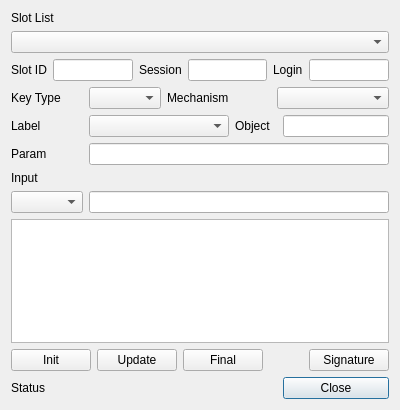
The window that CryptokiMan/sign_dlg.ui (jykim74/CryptokiMan) describes before a commit, drawn with Qt 5.
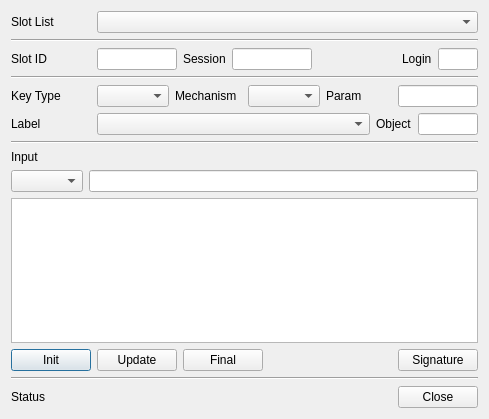
The same window after the commit.

```diff
--- a/CryptokiMan/sign_dlg.ui
+++ b/CryptokiMan/sign_dlg.ui
@@ -6,79 +6,275 @@
    <rect>
     <x>0</x>
     <y>0</y>
-    <width>400</width>
-    <height>410</height>
+    <width>489</width>
+    <height>419</height>
    </rect>
   </property>
   <property name="windowTitle">
    <string>Sign</string>
   </property>
-  <layout class="QGridLayout" name="gridLayout">
-   <item row="4" column="1" colspan="2">
-    <widget class="QComboBox" name="mLabelCombo"/>
+  <layout class="QVBoxLayout" name="verticalLayout">
+   <item>
+    <layout class="QGridLayout" name="gridLayout">
+     <property name="topMargin">
+      <number>0</number>
+     </property>
+     <item row="0" column="0">
+      <widget class="QLabel" name="label">
+       <property name="minimumSize">
+        <size>
+         <width>80</width>
+         <height>0</height>
+        </size>
+       </property>
+       <property name="text">
+        <string>Slot List</string>
+       </property>
+      </widget>
+     </item>
+     <item row="0" column="1">
+      <widget class="QComboBox" name="mSlotsCombo">
+       <property name="sizePolicy">
+        <sizepolicy hsizetype="Preferred" vsizetype="Fixed">
+         <horstretch>1</horstretch>
+         <verstretch>0</verstretch>
+        </sizepolicy>
+       </property>
+      </widget>
+     </item>
+    </layout>
    </item>
-   <item row="1" column="0" colspan="6">
-    <widget class="QComboBox" name="mSlotsCombo"/>
-   </item>
-   <item row="4" column="5">
-    <widget class="QLineEdit" name="mObjectText"/>
-   </item>
-   <item row="3" column="0">
-    <widget class="QLabel" name="label_3">
-     <property name="text">
-      <string>Key Type</string>
+   <item>
+    <widget class="Line" name="line">
+     <property name="orientation">
+      <enum>Qt::Horizontal</enum>
      </property>
     </widget>
    </item>
-   <item row="9" column="0" colspan="6">
-    <widget class="QTextBrowser" name="mOutputText"/>
+   <item>
+    <layout class="QHBoxLayout" name="horizontalLayout">
+     <property name="bottomMargin">
+      <number>0</number>
+     </property>
+     <item>
+      <widget class="QLabel" name="label_8">
+       <property name="minimumSize">
+        <size>
+         <width>80</width>
+         <height>0</height>
+        </size>
+       </property>
+       <property name="text">
+        <string>Slot ID</string>
+       </property>
+      </widget>
+     </item>
+     <item>
+      <widget class="QLineEdit" name="mSlotIDText">
+       <property name="maximumSize">
+        <size>
+         <width>80</width>
+         <height>16777215</height>
+        </size>
+       </property>
+      </widget>
+     </item>
+     <item>
+      <widget class="QLabel" name="label_9">
+       <property name="text">
+        <string>Session</string>
+       </property>
+      </widget>
+     </item>
+     <item>
+      <widget class="QLineEdit" name="mSessionText">
+       <property name="maximumSize">
+        <size>
+         <width>80</width>
+         <height>16777215</height>
+        </size>
+       </property>
+      </widget>
+     </item>
+     <item>
+      <spacer name="horizontalSpacer_3">
+       <property name="orientation">
+        <enum>Qt::Horizontal</enum>
+       </property>
+       <property name="sizeHint" stdset="0">
+        <size>
+         <width>40</width>
+         <height>20</height>
+        </size>
+       </property>
+      </spacer>
+     </item>
+     <item>
+      <widget class="QLabel" name="label_10">
+       <property name="text">
+        <string>Login</string>
+       </property>
+      </widget>
+     </item>
+     <item>
+      <widget class="QLineEdit" name="mLoginText">
+       <property name="maximumSize">
+        <size>
+         <width>40</width>
+         <height>16777215</height>
+        </size>
+       </property>
+      </widget>
+     </item>
+    </layout>
    </item>
-   <item row="4" column="0">
-    <widget class="QLabel" name="label_2">
-     <property name="text">
-      <string>Label</string>
+   <item>
+    <widget class="Line" name="line_2">
+     <property name="orientation">
+      <enum>Qt::Horizontal</enum>
      </property>
     </widget>
    </item>
-   <item row="0" column="0" colspan="2">
-    <widget class="QLabel" name="label">
-     <property name="text">
-      <string>Slot List</string>
+   <item>
+    <layout class="QGridLayout" name="gridLayout_2">
+     <property name="topMargin">
+      <number>0</number>
      </property>
-    </widget>
+     <item row="0" column="2">
+      <widget class="QLabel" name="label_4">
+       <property name="text">
+        <string>Mechanism</string>
+       </property>
+      </widget>
+     </item>
+     <item row="0" column="1">
+      <widget class="QComboBox" name="mKeyTypeCombo"/>
+     </item>
+     <item row="0" column="3">
+      <widget class="QComboBox" name="mMechCombo"/>
+     </item>
+     <item row="0" column="4">
+      <widget class="QLabel" name="label_7">
+       <property name="text">
+        <string>Param</string>
+       </property>
+      </widget>
+     </item>
+     <item row="0" column="0">
+      <widget class="QLabel" name="label_3">
+       <property name="minimumSize">
+        <size>
+         <width>80</width>
+         <height>0</height>
+        </size>
+       </property>
+       <property name="maximumSize">
+        <size>
+         <width>80</width>
+         <height>16777215</height>
+        </size>
+       </property>
+       <property name="text">
+        <string>Key Type</string>
+       </property>
+      </widget>
+     </item>
+     <item row="0" column="5">
+      <widget class="QLineEdit" name="mParamText">
+       <property name="maximumSize">
+        <size>
+         <width>80</width>
+         <height>16777215</height>
+        </size>
+       </property>
+      </widget>
+     </item>
+    </layout>
    </item>
-   <item row="4" column="3">
-    <widget class="QLabel" name="label_6">
-     <property name="text">
-      <string>Object</string>
+   <item>
+    <layout class="QGridLayout" name="gridLayout_3">
+     <property name="topMargin">
+      <number>0</number>
      </property>
-    </widget>
+     <item row="0" column="2">
+      <widget class="QLabel" name="label_6">
+       <property name="text">
+        <string>Object</string>
+       </property>
+      </widget>
+     </item>
+     <item row="0" column="1">
+      <widget class="QComboBox" name="mLabelCombo">
+       <property name="sizePolicy">
+        <sizepolicy hsizetype="Preferred" vsizetype="Fixed">
+         <horstretch>1</horstretch>
+         <verstretch>0</verstretch>
+        </sizepolicy>
+       </property>
+      </widget>
+     </item>
+     <item row="0" column="3">
+      <widget class="QLineEdit" name="mObjectText">
+       <property name="maximumSize">
+        <size>
+         <width>60</width>
+         <height>16777215</height>
+        </size>
+       </property>
+      </widget>
+     </item>
+     <item row="0" column="0">
+      <widget class="QLabel" name="label_2">
+       <property name="minimumSize">
+        <size>
+         <width>80</width>
+         <height>0</height>
+        </size>
+       </property>
+       <property name="maximumSize">
+        <size>
+         <width>80</width>
+         <height>16777215</height>
+        </size>
+       </property>
+       <property name="text">
+        <string>Label</string>
+       </property>
+      </widget>
+     </item>
+    </layout>
    </item>
-   <item row="11" column="5">
-    <widget class="QPushButton" name="mCloseBtn">
-     <property name="text">
-      <string>Close</string>
+   <item>
+    <widget class="Line" name="line_3">
+     <property name="orientation">
+      <enum>Qt::Horizontal</enum>
      </property>
     </widget>
    </item>
-   <item row="7" column="0">
+   <item>
     <widget class="QLabel" name="label_5">
      <property name="text">
       <string>Input</string>
      </property>
     </widget>
    </item>
-   <item row="11" column="0" colspan="4">
-    <widget class="QLabel" name="mStatusLabel">
-     <property name="text">
-      <string>Status</string>
+   <item>
+    <layout class="QGridLayout" name="gridLayout_4">
+     <property name="topMargin">
+      <number>0</number>
      </property>
-    </widget>
+     <item row="0" column="0">
+      <widget class="QComboBox" name="mInputCombo"/>
+     </item>
+     <item row="0" column="1">
+      <widget class="QLineEdit" name="mInputText"/>
+     </item>
+    </layout>
    </item>
-   <item row="3" column="1">
-    <widget class="QComboBox" name="mKeyTypeCombo"/>
+   <item>
+    <widget class="QTextBrowser" name="mOutputText"/>
    </item>
-   <item row="10" column="0" colspan="6">
+   <item>
     <layout class="QHBoxLayout" name="horizontalLayout_2">
      <property name="bottomMargin">
       <number>0</number>
@@ -126,69 +322,47 @@
      </item>
     </layout>
    </item>
-   <item row="2" column="0" colspan="6">
-    <layout class="QHBoxLayout" name="horizontalLayout">
-     <property name="bottomMargin">
+   <item>
+    <widget class="Line" name="line_4">
+     <property name="orientation">
+      <enum>Qt::Horizontal</enum>
+     </property>
+    </widget>
+   </item>
+   <item>
+    <layout class="QGridLayout" name="gridLayout_5">
+     <property name="topMargin">
       <number>0</number>
      </property>
-     <item>
-      <widget class="QLabel" name="label_8">
+     <item row="0" column="0">
+      <widget class="QLabel" name="mStatusLabel">
        <property name="text">
-        <string>Slot ID</string>
+        <string>Status</string>
        </property>
       </widget>
      </item>
-     <item>
-      <widget class="QLineEdit" name="mSlotIDText"/>
-     </item>
-     <item>
-      <widget class="QLabel" name="label_9">
+     <item row="0" column="2">
+      <widget class="QPushButton" name="mCloseBtn">
        <property name="text">
-        <string>Session</string>
+        <string>Close</string>
        </property>
       </widget>
      </item>
-     <item>
-      <widget class="QLineEdit" name="mSessionText"/>
-     </item>
-     <item>
-      <widget class="QLabel" name="label_10">
-       <property name="text">
-        <string>Login</string>
+     <item row="0" column="1">
+      <spacer name="horizontalSpacer_2">
+       <property name="orientation">
+        <enum>Qt::Horizontal</enum>
        </property>
-      </widget>
-     </item>
-     <item>
-      <widget class="QLineEdit" name="mLoginText"/>
+       <property name="sizeHint" stdset="0">
+        <size>
+         <width>40</width>
+         <height>20</height>
+        </size>
+       </property>
+      </spacer>
      </item>
     </layout>
    </item>
-   <item row="8" column="0">
-    <widget class="QComboBox" name="mInputCombo"/>
-   </item>
-   <item row="8" column="1" colspan="5">
-    <widget class="QLineEdit" name="mInputText"/>
-   </item>
-   <item row="3" column="2">
-    <widget class="QLabel" name="label_4">
-     <property name="text">
-      <string>Mechanism</string>
-     </property>
-    </widget>
-   </item>
-   <item row="3" column="4" colspan="2">
-    <widget class="QComboBox" name="mMechCombo"/>
-   </item>
-   <item row="6" column="0">
-    <widget class="QLabel" name="label_7">
-     <property name="text">
-      <string>Param</string>
-     </property>
-    </widget>
-   </item>
-   <item row="6" column="1" colspan="5">
-    <widget class="QLineEdit" name="mParamText"/>
-   </item>
   </layout>
  </widget>
  <tabstops>
```
Left out of the diff: 9 changed lines with no effect on the pictures.
